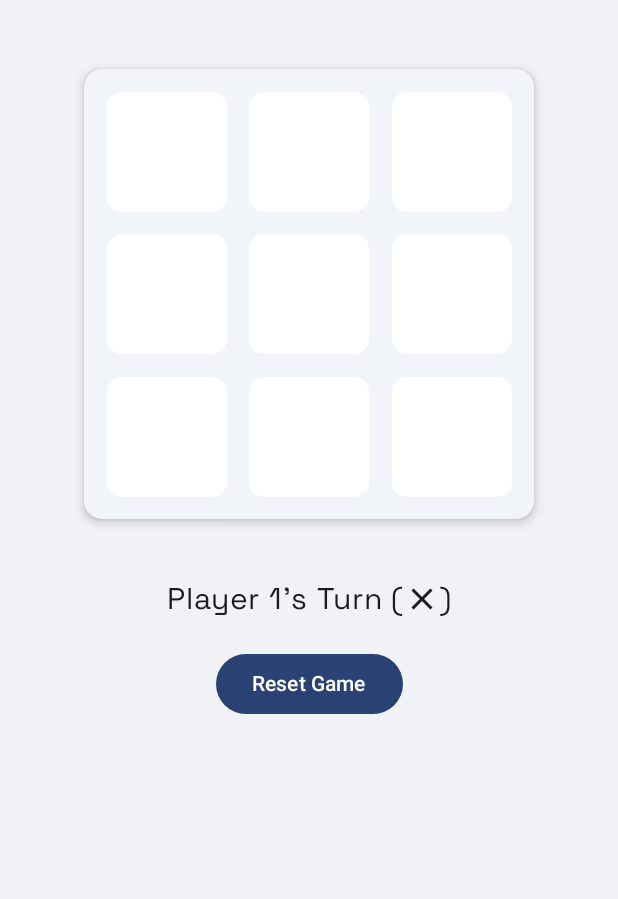
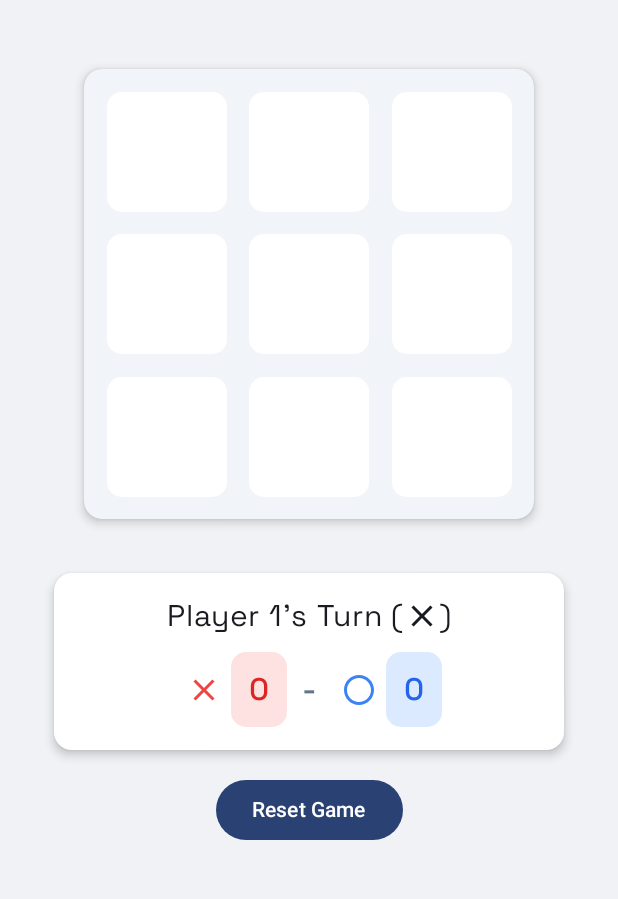
Before and after one commit to a-gud-boy/tictactoe, an Android app built with Jetpack Compose: the screen it shows after launch (MainActivity), on a phone screen of 412 x 824 dp, the part 72-971 px from its top. Run offline under Robolectric (Android 15) with nearby library versions, the phone set to English and light mode, and no system bars; our stand-ins replace constraintlayout-compose.

Commit message:
Created the scorecard

```diff
--- a/app/src/main/java/com/a_gud_boy/tictactoe/InfiniteTicTacToe.kt
+++ b/app/src/main/java/com/a_gud_boy/tictactoe/InfiniteTicTacToe.kt
@@ -8,6 +8,7 @@ import androidx.compose.foundation.layout.Column
 import androidx.compose.foundation.layout.PaddingValues
 import androidx.compose.foundation.layout.Row
 import androidx.compose.foundation.layout.fillMaxSize
+import androidx.compose.foundation.layout.fillMaxWidth
 import androidx.compose.foundation.layout.height
 import androidx.compose.foundation.layout.padding
 import androidx.compose.foundation.layout.width
@@ -16,6 +17,8 @@ import androidx.compose.foundation.shape.RoundedCornerShape
 import androidx.compose.material.icons.Icons
 import androidx.compose.material.icons.filled.Close
 import androidx.compose.material3.Button
+import androidx.compose.material3.Card
+import androidx.compose.material3.CardDefaults
 import androidx.compose.material3.ExperimentalMaterial3Api
 import androidx.compose.material3.Icon
 import androidx.compose.material3.IconButton
@@ -23,6 +26,7 @@ import androidx.compose.material3.MaterialTheme
 import androidx.compose.material3.Text
 import androidx.compose.runtime.Composable
 import androidx.compose.runtime.getValue
+import androidx.compose.runtime.mutableIntStateOf
 import androidx.compose.runtime.mutableStateMapOf
 import androidx.compose.runtime.mutableStateOf
 import androidx.compose.runtime.remember
@@ -43,6 +47,7 @@ import androidx.compose.ui.layout.onGloballyPositioned
 import androidx.compose.ui.layout.positionInParent
 import androidx.compose.ui.res.colorResource
 import androidx.compose.ui.res.painterResource
+import androidx.compose.ui.text.font.FontWeight
 import androidx.compose.ui.unit.dp
 import androidx.compose.ui.unit.sp
 import androidx.constraintlayout.compose.ConstraintLayout
@@ -52,6 +57,9 @@ import androidx.constraintlayout.compose.ConstraintSet
 @OptIn(ExperimentalMaterial3Api::class)
 @Composable
 fun InfiniteTicTacToePage(innerPadding: PaddingValues) {
+
+    var player1Wins by rememberSaveable { mutableIntStateOf(0) }
+    var player2Wins by rememberSaveable { mutableIntStateOf(0) }
 
     val iconSize = 70.dp
 
@@ -1122,8 +1130,23 @@ fun InfiniteTicTacToePage(innerPadding: PaddingValues) {
                 else
                     "Player 2's Turn"
 
+            Card(
+                modifier = Modifier
+                    .fillMaxWidth()
+                    .height(150.dp)
+                    .padding(16.dp),
+                elevation = CardDefaults.cardElevation(defaultElevation = 4.dp),
+                colors = CardDefaults.cardColors(containerColor = Color.White)
+            ) {
+                Column(
+                    modifier = Modifier.fillMaxSize(),
+                    horizontalAlignment = Alignment.CenterHorizontally,
+                    verticalArrangement = Arrangement.SpaceAround
+                ) {
+                    // Denotes the turn
                     Row(
-                modifier = Modifier.padding(20.dp), verticalAlignment = Alignment.CenterVertically
+                        modifier = Modifier.padding(top = 10.dp),
+                        verticalAlignment = Alignment.CenterVertically
                     ) {
                         Text(
                             text = "$turnDenotingText (",
@@ -1146,6 +1169,59 @@ fun InfiniteTicTacToePage(innerPadding: PaddingValues) {
                             fontSize = 20.sp
                         )
                     }
+                    Row(
+                        modifier = Modifier.padding(bottom = 10.dp),
+                        verticalAlignment = Alignment.CenterVertically
+                    ) {
+                        Icon(
+                            Icons.Filled.Close,
+                            contentDescription = "Cross",
+                            tint = colorResource(R.color.red_x_icon),
+                            modifier = Modifier.padding(6.dp)
+                        )
+                        Text(
+                            player1Wins.toString(),
+                            style = MaterialTheme.typography.labelMedium,
+                            fontSize = 20.sp,
+                            fontWeight = FontWeight.Bold,
+                            color = colorResource(R.color.numberOfWinsTextColor_x),
+                            modifier = Modifier
+                                .background(
+                                    colorResource(R.color.numberOfWinsBackgroundColor_x),
+                                    shape = RoundedCornerShape(10.dp)
+                                )
+                                .padding(12.dp)
+                        )
+                        Text(
+                            "-", style = MaterialTheme.typography.labelMedium,
+                            fontSize = 20.sp,
+                            fontWeight = FontWeight.Bold,
+                            color = colorResource(R.color.hyphenColor),
+                            modifier = Modifier.padding(10.dp)
+                        )
+                        Icon(
+                            painterResource(R.drawable.player_2),
+                            contentDescription = "Circle",
+                            tint = colorResource(R.color.blue_o_icon),
+                            modifier = Modifier.padding(6.dp)
+                        )
+                        Text(
+                            player2Wins.toString(),
+                            style = MaterialTheme.typography.labelMedium,
+                            fontSize = 20.sp,
+                            fontWeight = FontWeight.Bold,
+                            color = colorResource(R.color.numberOfWinsTextColor_o),
+                            modifier = Modifier
+                                .background(
+                                    colorResource(R.color.numberOfWinsBackgroundColor_o),
+                                    shape = RoundedCornerShape(10.dp)
+                                )
+                                .padding(12.dp)
+                        )
+                    }
+                }
+            }
+
 
 
 
@@ -1186,6 +1262,7 @@ fun InfiniteTicTacToePage(innerPadding: PaddingValues) {
                 resetButtonText =
                     "New Game" // Player 1 has a winning combination among their visible moves
                 winnerInfo = WinnerInfo("Player 1 Wins", combination)
+                player1Wins++
             }
             if (visiblePlayer2Moves.containsAll(combination)) {
                 turnDenotingText = "Player 2 Won"
@@ -1193,6 +1270,7 @@ fun InfiniteTicTacToePage(innerPadding: PaddingValues) {
                 resetButtonText =
                     "New Game" // Player 2 has a winning combination among their visible moves
                 winnerInfo = WinnerInfo("Player 2 Wins", combination)
+                player2Wins++
             }
         }
     }
--- a/app/src/main/res/values/colors.xml
+++ b/app/src/main/res/values/colors.xml
@@ -9,4 +9,12 @@
     <color name="white">#FFFFFFFF</color>
     <color name="background">#f0f2f5</color>
     <color name="constraint_background">#f1f5f9</color>"
+    <color name="red_x_icon">#ef4444</color>
+    <color name="numberOfWinsTextColor_x">#dc2626</color>
+    <color name="numberOfWinsBackgroundColor_x">#fee2e2</color>
+    <color name="hyphenColor">#64748b</color>
+    <color name="blue_o_icon">#3b82f6</color>
+    <color name="numberOfWinsTextColor_o">#2563eb</color>
+    <color name="numberOfWinsBackgroundColor_o">#dbeafe</color>
+
 </resources>
```
Lines whose indentation alone changed are shown as unchanged.
